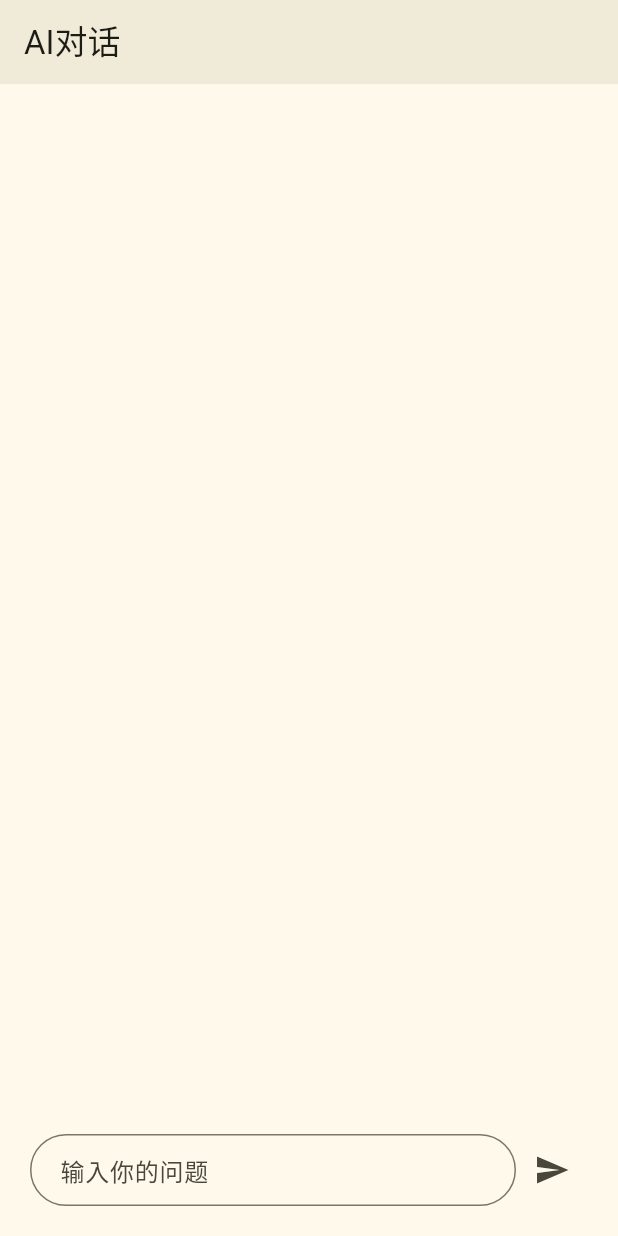
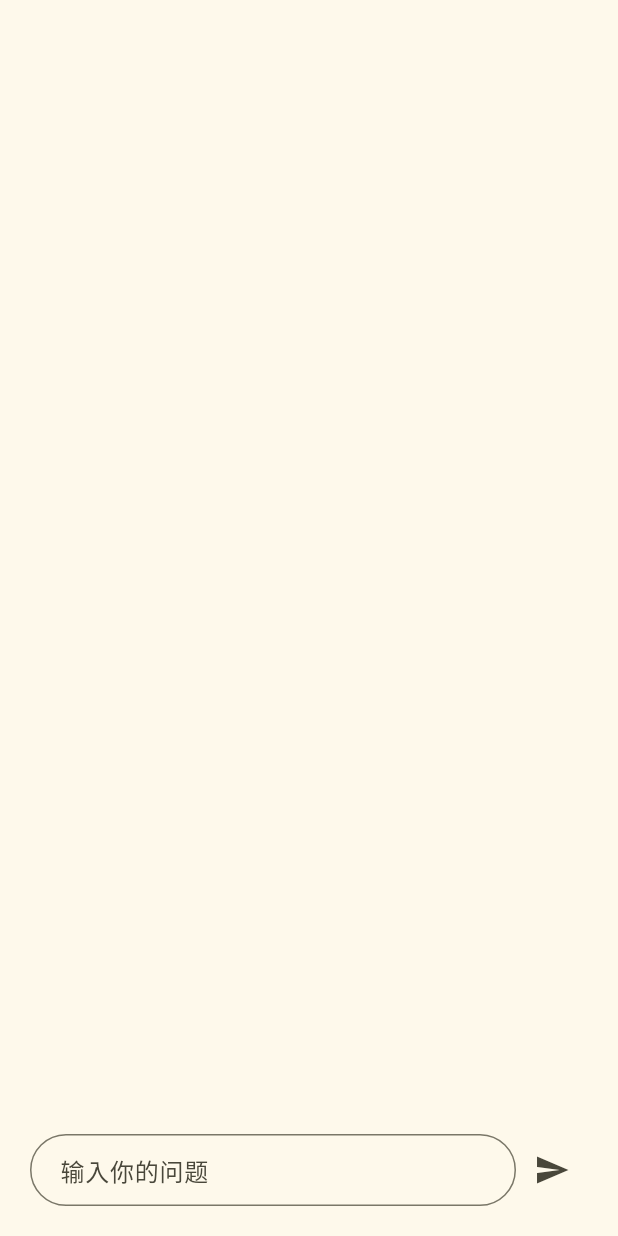
Before and after one commit to jianyuezhexue/flutterAI, a Flutter app: the screen it shows after launch, on a phone screen of 412 x 824 dp. Run offline on Flutter 3.47's test engine with Material 3 defaults, Android fonts, the phone set to English and light mode, and no system bars; our stand-ins replace dio, flutter_swiper_view.

Commit message:
去掉标题放在安全区域

```diff
--- a/lib/pages/business/talk.dart
+++ b/lib/pages/business/talk.dart
@@ -1,7 +1,6 @@
 // talk.dart
 import 'package:flutter/material.dart';
 import 'package:assistant/api/ai.dart';
-
 
 class Talk extends StatefulWidget {
   const Talk({super.key});
@@ -29,8 +28,9 @@ class _ChatScreenState extends State<Talk> {
   @override
   Widget build(BuildContext context) {
     return Scaffold(
-      appBar: AppBar(title: const Text('AI对话'), elevation: 4),
-      body: Column(
+      // appBar: AppBar(title: const Text('AI对话'), elevation: 4),
+      body: SafeArea(
+        child: Column(
           children: [
             Expanded(
               child: ListView.builder(
@@ -50,6 +50,7 @@ class _ChatScreenState extends State<Talk> {
               ),
             _buildInputArea(),
           ],
+        ),
       ),
     );
   }
```
Lines whose indentation alone changed are shown as unchanged.
